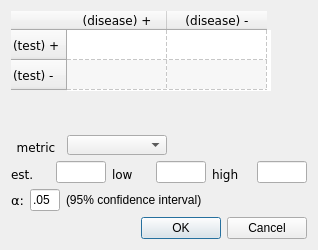
bwallace/OpenMeta-analyst-, file diagnostic_data_form.ui: the form before one commit.
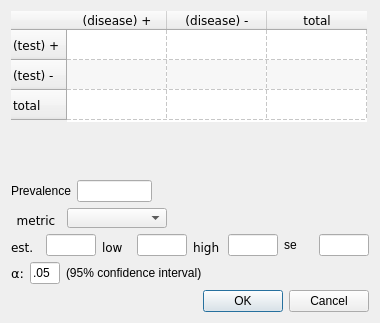
The form after the commit. Icons and pictures are not drawn.

Commit message: got rid of extra function def in ma_dataset.py

```diff
--- a/diagnostic_data_form.ui
+++ b/diagnostic_data_form.ui
@@ -6,8 +6,8 @@
    <rect>
     <x>0</x>
     <y>0</y>
-    <width>318</width>
-    <height>250</height>
+    <width>380</width>
+    <height>323</height>
    </rect>
   </property>
   <property name="windowTitle">
@@ -17,8 +17,8 @@
    <iconset resource="images/icons.qrc">
     <normaloff>:/images/meta.png</normaloff>:/images/meta.png</iconset>
   </property>
-  <layout class="QGridLayout" name="gridLayout">
-   <item row="0" column="0">
+  <layout class="QVBoxLayout" name="verticalLayout">
+   <item>
     <widget class="QTableWidget" name="two_by_two_table">
      <property name="sizePolicy">
       <sizepolicy hsizetype="Fixed" vsizetype="Fixed">
@@ -28,14 +28,14 @@
      </property>
      <property name="minimumSize">
       <size>
-       <width>260</width>
-       <height>80</height>
+       <width>356</width>
+       <height>111</height>
       </size>
      </property>
      <property name="maximumSize">
       <size>
-       <width>260</width>
-       <height>80</height>
+       <width>356</width>
+       <height>111</height>
       </size>
      </property>
      <property name="font">
@@ -62,10 +62,10 @@
       <enum>Qt::DashLine</enum>
      </property>
      <property name="rowCount">
-      <number>2</number>
+      <number>3</number>
      </property>
      <property name="columnCount">
-      <number>2</number>
+      <number>3</number>
      </property>
      <row>
       <property name="text">
@@ -77,6 +77,11 @@
        <string>(test) -</string>
       </property>
      </row>
+     <row>
+      <property name="text">
+       <string>total</string>
+      </property>
+     </row>
      <column>
       <property name="text">
        <string>(disease) +</string>
@@ -87,25 +92,70 @@
        <string>(disease) -</string>
       </property>
      </column>
+     <column>
+      <property name="text">
+       <string>total</string>
+      </property>
+     </column>
     </widget>
    </item>
-   <item row="1" column="0">
-    <spacer name="verticalSpacer">
+   <item>
+    <spacer name="verticalSpacer_2">
      <property name="orientation">
       <enum>Qt::Vertical</enum>
      </property>
-     <property name="sizeType">
-      <enum>QSizePolicy::MinimumExpanding</enum>
-     </property>
      <property name="sizeHint" stdset="0">
       <size>
        <width>20</width>
-       <height>25</height>
+       <height>40</height>
       </size>
      </property>
     </spacer>
    </item>
-   <item row="2" column="0">
+   <item>
+    <layout class="QHBoxLayout" name="horizontalLayout_3">
+     <item>
+      <widget class="QLabel" name="prevalence_lbl">
+       <property name="text">
+        <string>Prevalence</string>
+       </property>
+       <property name="buddy">
+        <cstring>prevalence_le</cstring>
+       </property>
+      </widget>
+     </item>
+     <item>
+      <widget class="QLineEdit" name="prevalence_le">
+       <property name="minimumSize">
+        <size>
+         <width>75</width>
+         <height>0</height>
+        </size>
+       </property>
+       <property name="maximumSize">
+        <size>
+         <width>75</width>
+         <height>16777215</height>
+        </size>
+       </property>
+      </widget>
+     </item>
+     <item>
+      <spacer name="horizontalSpacer_3">
+       <property name="orientation">
+        <enum>Qt::Horizontal</enum>
+       </property>
+       <property name="sizeHint" stdset="0">
+        <size>
+         <width>40</width>
+         <height>20</height>
+        </size>
+       </property>
+      </spacer>
+     </item>
+    </layout>
+   </item>
+   <item>
     <layout class="QHBoxLayout" name="horizontalLayout_2">
      <item>
       <widget class="QLabel" name="label_13">
@@ -165,8 +215,8 @@
      </item>
     </layout>
    </item>
-   <item row="3" column="0">
-    <layout class="QGridLayout" name="gridLayout_3">
+   <item>
+    <layout class="QGridLayout" name="gridLayout">
      <item row="0" column="0">
       <widget class="QLabel" name="label_14">
        <property name="minimumSize">
@@ -194,6 +244,22 @@
        </property>
       </widget>
      </item>
+     <item row="0" column="1">
+      <widget class="QLineEdit" name="effect_txt_box">
+       <property name="minimumSize">
+        <size>
+         <width>50</width>
+         <height>22</height>
+        </size>
+       </property>
+       <property name="maximumSize">
+        <size>
+         <width>50</width>
+         <height>22</height>
+        </size>
+       </property>
+      </widget>
+     </item>
      <item row="0" column="2">
       <widget class="QLabel" name="label_15">
        <property name="maximumSize">
@@ -215,6 +281,22 @@
        </property>
       </widget>
      </item>
+     <item row="0" column="3">
+      <widget class="QLineEdit" name="low_txt_box">
+       <property name="minimumSize">
+        <size>
+         <width>50</width>
+         <height>22</height>
+        </size>
+       </property>
+       <property name="maximumSize">
+        <size>
+         <width>50</width>
+         <height>22</height>
+        </size>
+       </property>
+      </widget>
+     </item>
      <item row="0" column="4">
       <widget class="QLabel" name="label_16">
        <property name="maximumSize">
@@ -236,38 +318,6 @@
        </property>
       </widget>
      </item>
-     <item row="0" column="1">
-      <widget class="QLineEdit" name="effect_txt_box">
-       <property name="minimumSize">
-        <size>
-         <width>50</width>
-         <height>22</height>
-        </size>
-       </property>
-       <property name="maximumSize">
-        <size>
-         <width>50</width>
-         <height>22</height>
-        </size>
-       </property>
-      </widget>
-     </item>
-     <item row="0" column="3">
-      <widget class="QLineEdit" name="low_txt_box">
-       <property name="minimumSize">
-        <size>
-         <width>50</width>
-         <height>22</height>
-        </size>
-       </property>
-       <property name="maximumSize">
-        <size>
-         <width>50</width>
-         <height>22</height>
-        </size>
-       </property>
-      </widget>
-     </item>
      <item row="0" column="5">
       <widget class="QLineEdit" name="high_txt_box">
        <property name="minimumSize">
@@ -284,9 +334,32 @@
        </property>
       </widget>
      </item>
+     <item row="0" column="6">
+      <widget class="QLabel" name="label">
+       <property name="text">
+        <string>se</string>
+       </property>
+      </widget>
+     </item>
+     <item row="0" column="7">
+      <widget class="QLineEdit" name="se_txt_box">
+       <property name="minimumSize">
+        <size>
+         <width>50</width>
+         <height>22</height>
+        </size>
+       </property>
+       <property name="maximumSize">
+        <size>
+         <width>50</width>
+         <height>22</height>
+        </size>
+       </property>
+      </widget>
+     </item>
     </layout>
    </item>
-   <item row="4" column="0">
+   <item>
     <layout class="QHBoxLayout" name="horizontalLayout">
      <item>
       <widget class="QLabel" name="label_2">
@@ -339,7 +412,7 @@
      </item>
     </layout>
    </item>
-   <item row="5" column="0">
+   <item>
     <widget class="QDialogButtonBox" name="buttonBox">
      <property name="orientation">
       <enum>Qt::Horizontal</enum>
```
Left out of the diff: 2 changed lines with no effect on the pictures. The commit also changes 2 other files.
